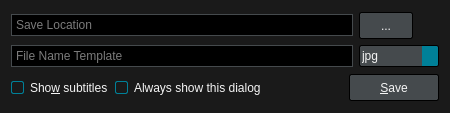
cloudskytian/sugoi-player-deprecated, file src/player/ui/screenshotdialog.ui: the form before one commit.
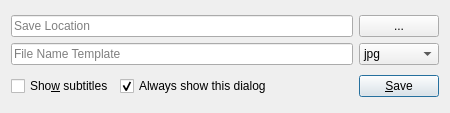
The form after the commit. Icons and pictures are not drawn.

```diff
--- a/src/player/ui/screenshotdialog.ui
+++ b/src/player/ui/screenshotdialog.ui
@@ -14,88 +14,7 @@
    <string>Take Screenshot</string>
   </property>
   <property name="styleSheet">
-   <string notr="true">QWidget {
-	font: 12px &quot;Noto Sans&quot;, &quot;FreeSans&quot;;
-	background: #1A1A1A;
-	color: whitesmoke;
-}
-
-/* QCheckBox */
-
-QCheckBox::indicator,
-QGroupBox::indicator{
-	width: 11px;
-	height: 11px;
-	border: 1px solid #008098;
-	border-radius: 2px;
-}
-QCheckBox::indicator:unchecked,
-QGroupBox::indicator:unchecked {
-	border: 1px solid whitesmoke;
-	background: #1A1A1A;
-	image: none;
-}
-QCheckBox::indicator:checked,
-QGroupBox::indicator:checked {
-	border: 1px solid #008098;
-	background: #008098;
-	image: url(:/images/checked.svg);
-}
-
-/* QComboBox */
-
-QComboBox {
-	background: #454A4D;
-	border: 1px solid #000;
-	border-radius: 2px;
-	padding: 2px;
-}
-QComboBox:focus {
-	border: 1px solid #008098;
-}
-QComboBox::drop-down {
-	background: #008098;
-	border-top-right-radius: 2px;
-	border-bottom-right-radius: 2px;
-}
-QComboBox::down-arrow {
-	image: url(:/images/down-arrow.svg);
-}
-
-/* QLineEdit */
-
-QLineEdit {
-	background: #000;
-	border: 1px solid #454A4D;
-	padding: 2px;
-}
-QLineEdit:focus {
-	border: 1px solid #008098;
-}
-
-/* QPushButton */
-
-QPushButton {
-	background: #454A4D;
-	border: 1px solid #000;
-	border-radius: 2px;
-	color: whitesmoke;
-	min-width: 76px;
-	min-height: 17px;
-	padding: 4px 6px;
-}
-QPushButton:focus {
-	border: 1px solid #008098;
-	outline: none;
-}
-QPushButton:pressed {
-	background: #2E3133;
-}
-QPushButton:disabled {
-	background: transparent;
-	border: 1px solid #454A4D;
-	color: #6F6F6F;
-}</string>
+   <string notr="true"/>
   </property>
   <layout class="QVBoxLayout" name="verticalLayout">
    <item>
```
